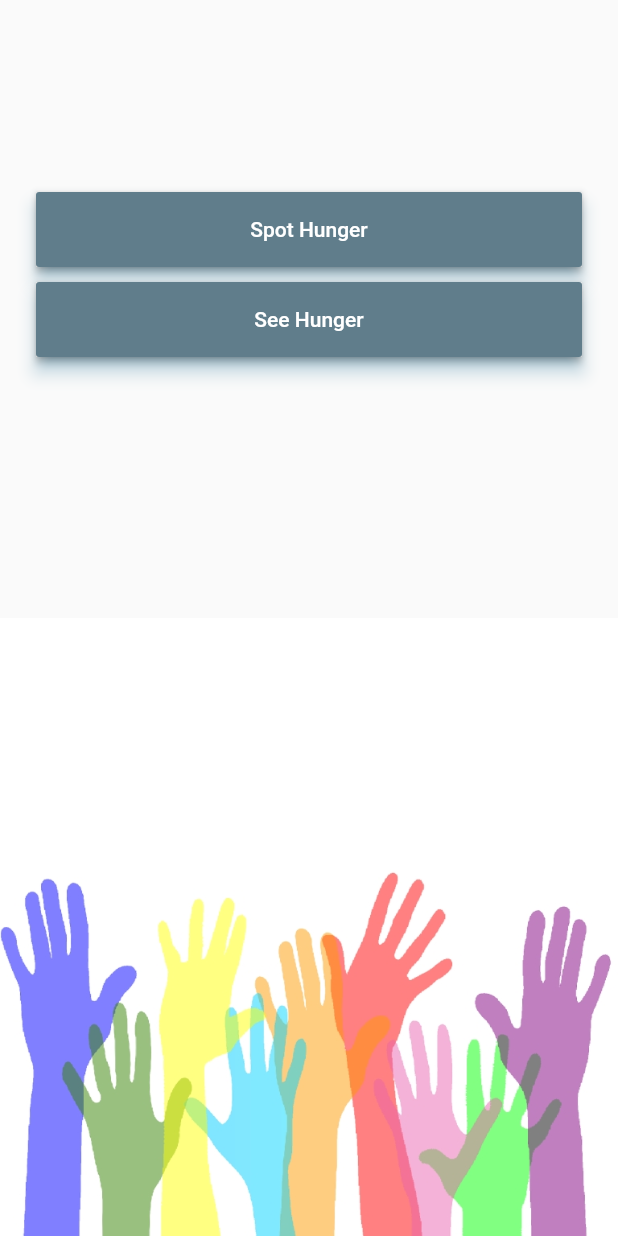
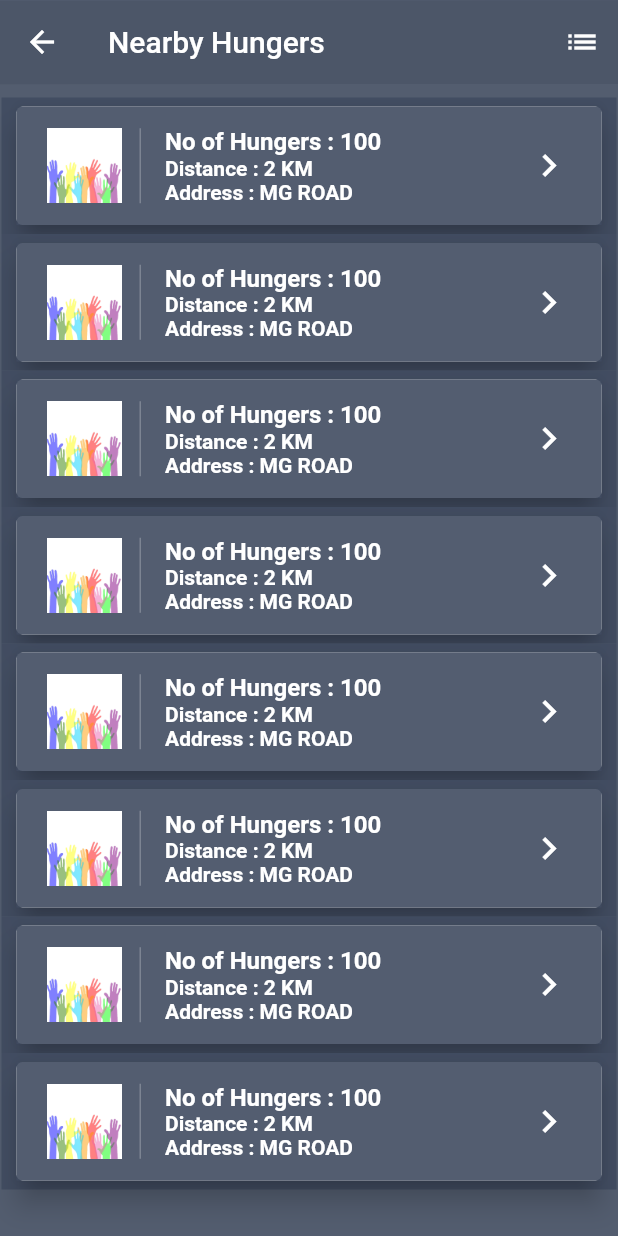
Before and after one commit to rakshangk/VV4Project, a Flutter app: the DashBoard screen opened by its route, after a tap on "See Hunger", on a phone screen of 412 x 824 dp. Run offline on Flutter 3.47's test engine with Material 2 defaults, Android fonts, the phone set to English and light mode, and no system bars; our stand-ins replace camera, location, splashscreen, video_player; accounts and stored records are empty; network calls fail.

Commit message:
Implemented New UI Design along with ListView     --Devaraj

```diff
--- a/lib/Constants/URLConstants.dart
+++ b/lib/Constants/URLConstants.dart
@@ -1,6 +1,8 @@
 class URLConstants {
-   static String strBaseURL ="http://192.168.1.7:8080/techmust";
+   static String strBaseURL =//"http://192.168.1.7:8080/techmust";
+   "http://tmvv4app.trqtg3wkw7.ap-southeast-1.elasticbeanstalk.com";
     //"http://tmvv4app.trqtg3wkw7.ap-southeast-1.elasticbeanstalk.com";
    static String strLoginURL = strBaseURL + "/signIn";
    static String strSpotedHunger=strBaseURL+"/spottedHunger";
+   static String strSpotedList=strBaseURL+"/spottedList";
 }
--- a/lib/Data/DataSource.dart
+++ b/lib/Data/DataSource.dart
@@ -2,6 +2,8 @@ import 'dart:async';
 import 'dart:convert';
 import 'dart:io';
 import 'package:vv4/Constants/URLConstants.dart';
+import 'package:vv4/Layouts/ViewHunger.dart';
+import 'package:vv4/Models/SpottedList.dart';
 import 'package:vv4/Models/User.dart';
 import 'package:http/http.dart' as http;
 import 'package:flutter/material.dart';
@@ -64,4 +66,13 @@ class DataSource {
         },
         compressedImage);
   }
+
+ /* Future<List<SpottedList>> fetchHungerList(BuildContext context) async {
+    http.Response response = await http.get(
+        URLConstants.strSpotedList);
+    var responseJson = json.decode(response.body);
+    return (responseJson as List)
+        .map((p) => SpottedList.fromJson(p))
+        .toList();
+  }*/
 }
--- a/lib/Layouts/DashBoard.dart
+++ b/lib/Layouts/DashBoard.dart
@@ -1,4 +1,5 @@
 import 'package:flutter/material.dart';
+import 'package:vv4/main.dart';
 
 class DashBoard extends StatefulWidget {
   DashBoardLayout createState() => new DashBoardLayout();
@@ -7,6 +8,17 @@ class DashBoard extends StatefulWidget {
 class DashBoardLayout extends State<DashBoard> {
   @override
   Widget build(BuildContext context) {
+    final topAppBar = AppBar(
+      elevation: 0.1,
+      backgroundColor: Color.fromRGBO(64, 75, 96, .9),
+      title: Text('Dashboard'),
+      actions: <Widget>[
+        IconButton(
+          icon: Icon(Icons.power_settings_new),
+          onPressed: () {},
+        )
+      ],
+    );
 
     final buttonSpotHunger = Padding(
       padding: EdgeInsets.symmetric(vertical: 0.0),
@@ -17,9 +29,10 @@ class DashBoardLayout extends State<DashBoard> {
         child: MaterialButton(
           minWidth: 200.0,
           height: 50.0,
-          color: Colors.blueGrey,
+          color: Color.fromRGBO(58, 66, 86, 1.0),
           child: Text('Spot Hunger', style: TextStyle(color: Colors.white)),
           onPressed: () {
+
             Navigator.of(context).pushNamed('Layouts/SpotHunger');
           },
         ),
@@ -35,7 +48,7 @@ class DashBoardLayout extends State<DashBoard> {
         child: MaterialButton(
           minWidth: 200.0,
           height: 50.0,
-          color: Colors.blueGrey,
+          color: Color.fromRGBO(58, 66, 86, 1.0),
           child: Text('See Hunger', style: TextStyle(color: Colors.white)),
           onPressed: () {
             Navigator.of(context).pushNamed('Layouts/ViewHunger');
@@ -44,15 +57,82 @@ class DashBoardLayout extends State<DashBoard> {
       ),
     );
 
+    final makeBottom = Container(
+      height: 60.0,
+      child: BottomAppBar(
+        color: Color.fromRGBO(58, 66, 86, 1.0),
+        child: Row(
+          mainAxisAlignment: MainAxisAlignment.spaceEvenly,
+          children: <Widget>[
+            IconButton(
+              icon: Icon(Icons.dashboard, color: Colors.white),
+              tooltip: 'Dashboard',
+              onPressed: () {},
+            ),
+            IconButton(
+              icon: Icon(Icons.camera, color: Colors.white),
+              tooltip: 'Spot Hunger',
+              onPressed: () {},
+            ),
+            IconButton(
+              icon: Icon(Icons.location_city, color: Colors.white),
+              tooltip: 'Nearby Hungers',
+              onPressed: () {},
+            ),
+            IconButton(
+              icon: Icon(Icons.help_outline, color: Colors.white),
+              tooltip: 'Help',
+              onPressed: () {},
+            ),
+          ],
+        ),
+      ),
+    );
+
+    final appDrawer = new Drawer(
+      child: Container(
+        color: Color.fromRGBO(58, 66, 86, 1.0),
+        child: new ListView(
+          children: <Widget>[
+            new Divider(color: Colors.white),
+            new ListTile(
+              trailing: new Icon(Icons.dashboard, color: Colors.white),
+              title: new Text("Dashboard",
+                  style: TextStyle(
+                      color: Colors.white, fontWeight: FontWeight.bold)),
+            ),
+            new Divider(color: Colors.white),
+            new ListTile(
+                title: new Text("Spot hunger",
+                    style: TextStyle(
+                        color: Colors.white, fontWeight: FontWeight.bold)),
+                trailing: new Icon(Icons.camera, color: Colors.white),
+                onTap: () {}),
+            new Divider(color: Colors.white),
+            new ListTile(
+                title: new Text("View hunger",
+                    style: TextStyle(
+                        color: Colors.white, fontWeight: FontWeight.bold)),
+                trailing: new Icon(Icons.location_on, color: Colors.white),
+                onTap: () {}),
+            new Divider(color: Colors.white),
+            new ListTile(
+                title: new Text("Help",
+                    style: TextStyle(
+                        color: Colors.white, fontWeight: FontWeight.bold)),
+                trailing: new Icon(Icons.help_outline, color: Colors.white),
+                onTap: () {}),
+            new Divider(color: Colors.white),
+          ],
+        ),
+      ),
+    );
+
     return new Scaffold(
       resizeToAvoidBottomPadding: false,
+      appBar: topAppBar,
+      drawer: appDrawer,
       body: new Container(
-        decoration: new BoxDecoration(
-          image: new DecorationImage(
-              alignment: Alignment.bottomCenter,
-              image: new AssetImage("assets/login_bg.jpeg"),
-              fit: BoxFit.scaleDown),
-        ),
         child: Form(
           child: ListView(
             padding: EdgeInsets.only(left: 24.0, right: 24.0),
@@ -66,6 +146,7 @@ class DashBoardLayout extends State<DashBoard> {
           ),
         ),
       ),
+      bottomNavigationBar: makeBottom,
     );
   }
 }
--- /dev/null
+++ b/lib/Layouts/ViewHunger.dart
@@ -0,0 +1,59 @@
+import 'package:flutter/material.dart';
+import 'package:vv4/Lists/HungersList.dart';
+import 'package:vv4/Models/SpottedList.dart';
+import 'package:vv4/main.dart';
+
+class ViewHunger extends StatefulWidget {
+  ViewHungerState createState() => new ViewHungerState();
+}
+
+class ViewHungerState extends State<ViewHunger> {
+  List<SpottedList> kSpottedList = <SpottedList>[
+    new SpottedList('100', 'assets/login_bg.jpeg', '2 KM', 'MG ROAD'),
+    new SpottedList('100', 'assets/login_bg.jpeg', '2 KM', 'MG ROAD'),
+    new SpottedList('100', 'assets/login_bg.jpeg', '2 KM', 'MG ROAD'),
+    new SpottedList('100', 'assets/login_bg.jpeg', '2 KM', 'MG ROAD'),
+    new SpottedList('100', 'assets/login_bg.jpeg', '2 KM', 'MG ROAD'),
+    new SpottedList('100', 'assets/login_bg.jpeg', '2 KM', 'MG ROAD'),
+    new SpottedList('100', 'assets/login_bg.jpeg', '2 KM', 'MG ROAD'),
+    new SpottedList('100', 'assets/login_bg.jpeg', '2 KM', 'MG ROAD'),
+  ];
+	//
+  @override
+  Widget build(BuildContext context) {
+	  //List<SpottedList> kSpottedList=MyApp.m_oDataSource_main.fetchHungerList(context) as List<SpottedList>;
+    final topAppBar = AppBar(
+      elevation: 0.1,
+      backgroundColor: Color.fromRGBO(64, 75, 96, .9),
+      title: Text('Nearby Hungers'),
+      actions: <Widget>[
+        IconButton(
+          icon: Icon(Icons.list),
+          onPressed: () {},
+        )
+      ],
+    );
+
+
+
+    return new Scaffold(
+      appBar: topAppBar,
+      body: new Container(
+        color: Color.fromRGBO(64, 75, 96, .9),
+        padding: new EdgeInsets.all(1.0),
+        child: new Column(
+          crossAxisAlignment: CrossAxisAlignment.end,
+          children: <Widget>[
+            new Expanded(
+                child: new ListView(
+              padding: new EdgeInsets.symmetric(vertical: 8.0),
+              children: kSpottedList.map((SpottedList oSpottedList) {
+                return new HungerItemList(oSpottedList);
+              }).toList(),
+            )),
+          ],
+        ),
+      ),
+    );
+  }
+}
--- /dev/null
+++ b/lib/Lists/HungersList.dart
@@ -0,0 +1,119 @@
+import 'package:flutter/material.dart';
+import 'package:vv4/Models/SpottedList.dart';
+
+
+class HungerItemList extends StatefulWidget {
+  final SpottedList m_oSpottedList;
+
+  HungerItemList(SpottedList oSpottedList)
+      : m_oSpottedList = oSpottedList,
+        super(key: new ObjectKey(oSpottedList));
+
+  @override
+  HungerItemListState createState() {
+    return new HungerItemListState(m_oSpottedList);
+  }
+}
+
+class HungerItemListState extends State<HungerItemList> {
+  final SpottedList oSpottedList;
+
+  HungerItemListState(this.oSpottedList);
+
+  @override
+  Widget build(BuildContext context) {
+    final makeListTile = ListTile(
+        contentPadding: EdgeInsets.symmetric(horizontal: 20.0, vertical: 10.0),
+        leading: Container(
+          padding: EdgeInsets.only(right: 12.0),
+          decoration: new BoxDecoration(
+              border: new Border(
+                  right: new BorderSide(width: 1.0, color: Colors.white24))),
+          child: new Image(
+            image: new AssetImage(oSpottedList.m_strImage),
+            width: 50.0,
+          ),
+        ),
+        title: Text(
+          'No of Hungers : '+oSpottedList.m_strHungersCount,
+          style: TextStyle(color: Colors.white, fontWeight: FontWeight.bold),
+        ),
+
+
+        subtitle: Column(
+	        children: <Widget>[
+		        Row(
+			        children: <Widget>[
+				        Text(
+					        'Distance : '+oSpottedList.m_strDistance,
+					        style:
+					        TextStyle(color: Colors.white, fontWeight: FontWeight.bold),
+				        ),
+
+			        ],
+		        ),
+		        Row(
+				        children: <Widget>[
+					        Text('Address : ' + oSpottedList.m_strAddress,
+							        style: TextStyle(color: Colors.white, fontWeight: FontWeight.bold))
+				        ],
+		        ),
+	        ],
+        ),
+        trailing:
+            Icon(Icons.keyboard_arrow_right, color: Colors.white, size: 30.0));
+
+    final makeCard = Card(
+	    elevation: 8.0,
+	    margin: new EdgeInsets.symmetric(horizontal: 10.0, vertical: 6.0),
+	    child: Container(
+		    decoration: BoxDecoration(color: Color.fromRGBO(64, 75, 96, .9)),
+		    child: makeListTile,
+	    ),
+    );
+
+    return Container(
+      decoration: BoxDecoration(color: Color.fromRGBO(64, 75, 96, .9)),
+      child: makeCard,
+    );
+    /* return new Container(
+      padding: EdgeInsets.all(5.0),
+      child: Material(
+        borderRadius: BorderRadius.circular(0.0),
+        elevation: 5.0,
+        child: MaterialButton(
+          minWidth: 50.0,
+          height: 200.0,
+          child:new Image(image: new AssetImage(oHunger.m_strImage)),
+        ),
+      ),
+    );
+
+   return new Container(
+      padding: EdgeInsets.all(5.0),
+      child: Material(
+        borderRadius: BorderRadius.circular(2.0),
+        elevation: 5.0,
+        child: MaterialButton(
+          child:  new ListTile(
+            onTap: null,
+            leading: new Row(
+              children: <Widget>[
+                new Image.network(
+                  'http://techmust.com/wp-content/uploads/2018/04/cropped-TechMust_Board-250-1.jpg',width: 100.0,),
+                new Expanded(child: new Text(oHunger.m_strHungersCount)),
+                new Expanded(child: new Text(oHunger.m_strDistance)),
+              ],
+            ),
+            title: new Row(
+              children: <Widget>[
+
+                new Expanded(child: new Text(oHunger.m_strAddress)),
+              ],
+            ),
+          ),
+        ),
+      ),
+    );*/
+  }
+}
--- /dev/null
+++ b/lib/Models/SpottedList.dart
@@ -0,0 +1,11 @@
+class SpottedList
+{
+	String m_strHungersCount;
+	String m_strImage;
+	String m_strDistance;
+	String m_strAddress;
+
+	SpottedList (this.m_strHungersCount, this.m_strImage, this.m_strDistance,
+			this.m_strAddress);
+
+}
--- a/lib/Utils/Routes.dart
+++ b/lib/Utils/Routes.dart
@@ -5,15 +5,16 @@ import 'package:vv4/Layouts/SignInLayout.dart';
 import 'package:vv4/Layouts/SpotHunger.dart';
 import 'package:vv4/Layouts/SpotHungerPreview.dart';
 import 'package:vv4/Layouts/DashBoard.dart';
-
+import 'package:vv4/Layouts/ViewHunger.dart';
 
 final routes = {
-	'Layouts/SignUpLayout':         (BuildContext context) => new SignUp(),
-	'Layouts/SignInLayout':         (BuildContext context) => new SignIn(),
-	'Layouts/SplashLayout':         (BuildContext context) => new Splash(),
-	'Layouts/SpotHunger':           (BuildContext context) => new SpotHunger(),
-	'Layouts/DashBoard'   :         (BuildContext context) => new DashBoard(),
-	'Layouts/SpotHungerPreview':    (BuildContext context) => new SpotHungerPreview(),
-	'/'                   :         (BuildContext context) => new Splash(),
-
+  'Layouts/SignUpLayout': (BuildContext context) => new SignUp(),
+  'Layouts/SignInLayout': (BuildContext context) => new SignIn(),
+  'Layouts/SplashLayout': (BuildContext context) => new Splash(),
+  'Layouts/SpotHunger': (BuildContext context) => new SpotHunger(),
+  'Layouts/DashBoard': (BuildContext context) => new DashBoard(),
+  'Layouts/ViewHunger': (BuildContext context) => new ViewHunger(),
+  'Layouts/SpotHungerPreview': (BuildContext context) =>
+      new SpotHungerPreview(),
+  '/': (BuildContext context) => new Splash(),
 };
--- a/lib/main.dart
+++ b/lib/main.dart
@@ -12,7 +12,7 @@ class MyApp extends StatelessWidget {
     return new MaterialApp(
       title: 'VV4',
       theme: new ThemeData(
-        primarySwatch: Colors.blueGrey,
+
       ),
       routes: routes,
     );
```
Also changed, not shown: lib/Layouts/SignInLayout.dart (+8 -6 lines), lib/Layouts/SignUpLayout.dart (+6 -26 lines), lib/Layouts/SpotHunger.dart (+19 -9 lines), lib/Layouts/SpotHungerPreview.dart (+17 -29 lines), 2 other files.
